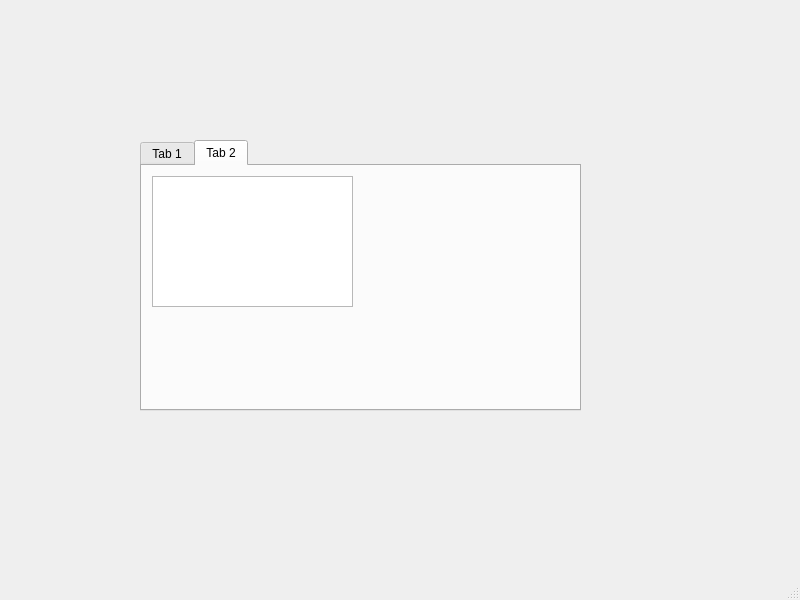
Before: the Qt Designer form src/mainwindow.ui in git4topteam/text-editor, drawn with Qt 5.
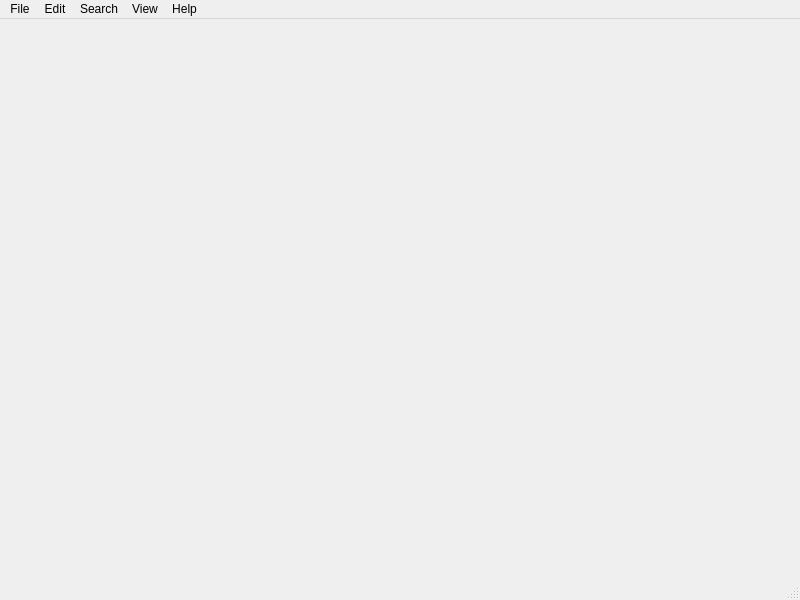
After: the same form once the commit is applied.

Commit message: menubar created

```diff
--- a/src/mainwindow.ui
+++ b/src/mainwindow.ui
@@ -13,50 +13,89 @@
   <property name="windowTitle">
    <string>MainWindow</string>
   </property>
-  <widget class="QWidget" name="centralwidget">
-   <widget class="QTabWidget" name="tabWidget">
-    <property name="geometry">
-     <rect>
-      <x>140</x>
-      <y>140</y>
-      <width>441</width>
-      <height>271</height>
-     </rect>
-    </property>
-    <property name="currentIndex">
-     <number>1</number>
-    </property>
-    <widget class="QWidget" name="tab">
-     <attribute name="title">
-      <string>Tab 1</string>
-     </attribute>
-    </widget>
-    <widget class="QWidget" name="tab_2">
-     <attribute name="title">
-      <string>Tab 2</string>
-     </attribute>
-     <widget class="QTextEdit" name="textEdit">
-      <property name="geometry">
-       <rect>
-        <x>10</x>
-        <y>10</y>
-        <width>201</width>
-        <height>131</height>
-       </rect>
-      </property>
-     </widget>
-    </widget>
-   </widget>
-  </widget>
+  <widget class="QWidget" name="centralwidget"/>
   <widget class="QMenuBar" name="menubar">
    <property name="geometry">
     <rect>
      <x>0</x>
      <y>0</y>
      <width>800</width>
-     <height>20</height>
+     <height>22</height>
     </rect>
    </property>
+   <widget class="QMenu" name="menuTarget_1">
+    <property name="title">
+     <string>File</string>
+    </property>
+    <widget class="QMenu" name="menuOpen_Recent">
+     <property name="title">
+      <string>Open Recent</string>
+     </property>
+     <addaction name="actionClear"/>
+    </widget>
+    <addaction name="actionTarget_1_1"/>
+    <addaction name="actionTarget_1_2"/>
+    <addaction name="menuOpen_Recent"/>
+    <addaction name="actionSave"/>
+    <addaction name="actionSave_as"/>
+    <addaction name="actionSave_all"/>
+    <addaction name="separator"/>
+    <addaction name="actionSave_and_Exit"/>
+    <addaction name="actionExit"/>
+   </widget>
+   <widget class="QMenu" name="menuTarget_2">
+    <property name="title">
+     <string>Edit</string>
+    </property>
+    <widget class="QMenu" name="menuEncoding">
+     <property name="title">
+      <string>Encoding</string>
+     </property>
+     <addaction name="actionutf_8"/>
+     <addaction name="actionascii"/>
+    </widget>
+    <addaction name="actionTarget_2_1"/>
+    <addaction name="actionTarget_2_2"/>
+    <addaction name="separator"/>
+    <addaction name="actionCut"/>
+    <addaction name="actionCopy"/>
+    <addaction name="separator"/>
+    <addaction name="actionPaste"/>
+    <addaction name="separator"/>
+    <addaction name="actionSelect_All_2"/>
+    <addaction name="separator"/>
+    <addaction name="menuEncoding"/>
+    <addaction name="separator"/>
+    <addaction name="actionPreferences"/>
+   </widget>
+   <widget class="QMenu" name="menuTarget_3">
+    <property name="title">
+     <string>Search</string>
+    </property>
+    <addaction name="actionTarget_3_1"/>
+    <addaction name="actionTarget_3_2"/>
+   </widget>
+   <widget class="QMenu" name="menuView">
+    <property name="title">
+     <string>View</string>
+    </property>
+    <addaction name="actionShow_Spaces_and_Tabs"/>
+    <addaction name="actionShow_EOLs"/>
+    <addaction name="actionShow_all_symbols"/>
+    <addaction name="actionWord_wrap"/>
+   </widget>
+   <widget class="QMenu" name="menuHelp">
+    <property name="title">
+     <string>Help</string>
+    </property>
+    <addaction name="actionOpen_GitHub_project"/>
+    <addaction name="actionAbout"/>
+   </widget>
+   <addaction name="menuTarget_1"/>
+   <addaction name="menuTarget_2"/>
+   <addaction name="menuTarget_3"/>
+   <addaction name="menuView"/>
+   <addaction name="menuHelp"/>
   </widget>
   <widget class="QStatusBar" name="statusbar"/>
  </widget>
```
Left out of the diff: 142 changed lines with no effect on the pictures.
